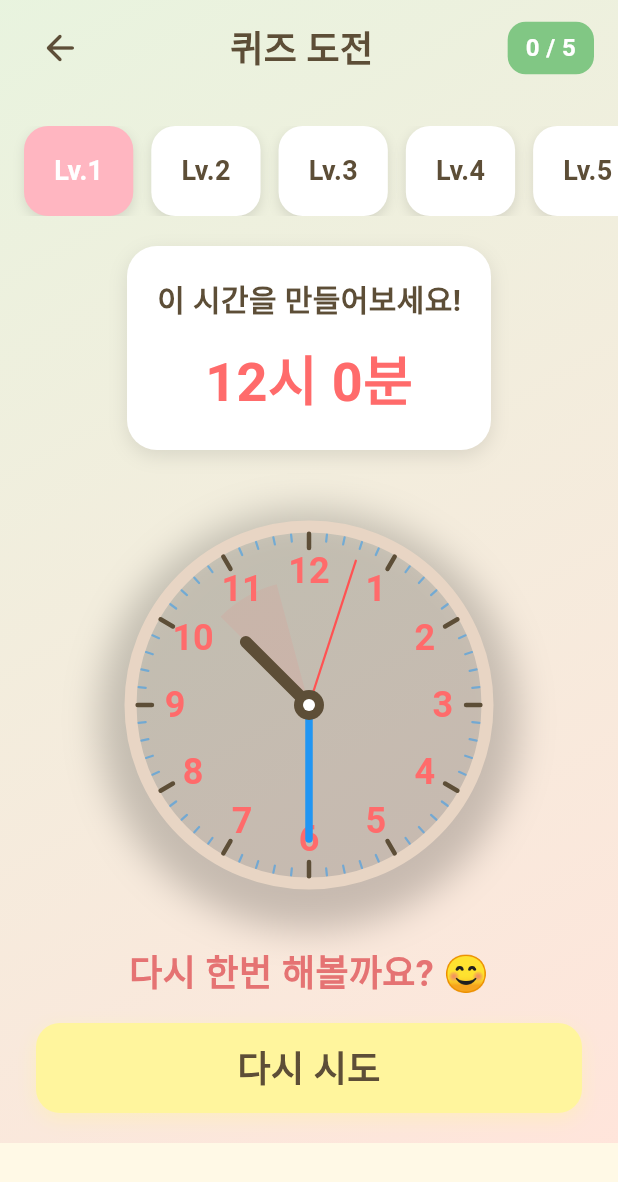
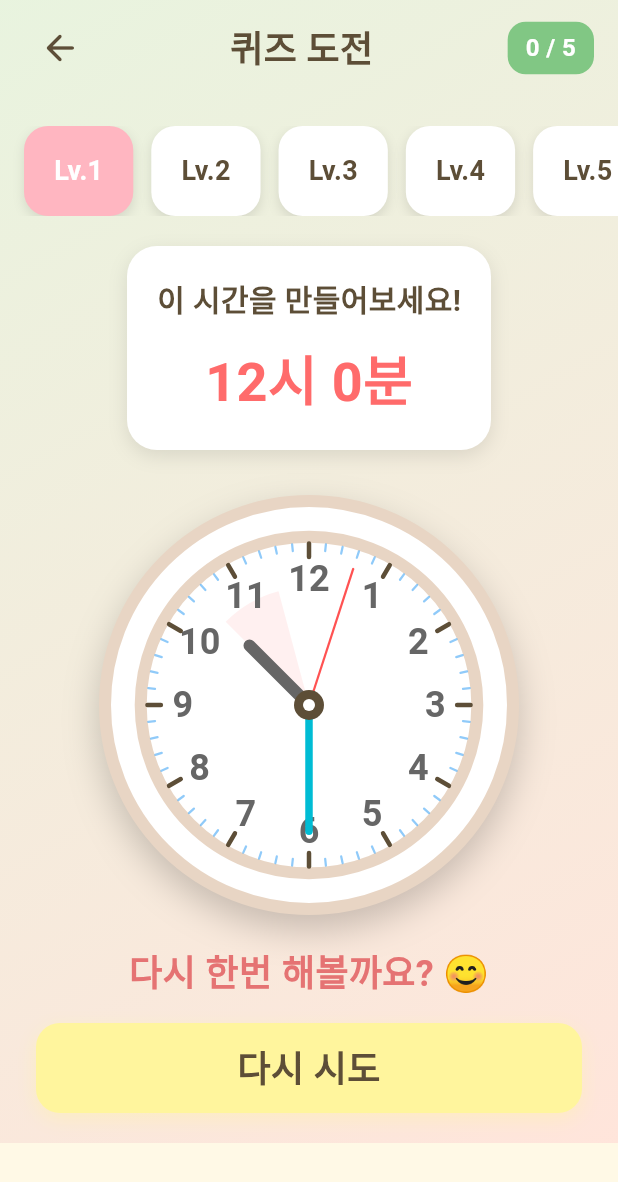
Before and after one commit to phochoco/clock, a Flutter app: the QuizScreen screen opened directly, after a tap on "정답 확인", on a phone screen of 412 x 824 dp. Shown: the top 1182 px of the screen. Run offline on Flutter 3.47's test engine with Material 3 defaults, Android fonts, the phone set to English and light mode, and no system bars; our stand-ins replace audioplayers, flutter_tts, google_mobile_ads, shared_preferences; accounts and stored records are empty; network calls fail; Roboto replaces fonts that are missing (AppleSDGothicNeo).

Commit message:
Feat: Add TTS voice guidance and natural audio feedback

```diff
--- a/lib/screens/quiz_screen.dart
+++ b/lib/screens/quiz_screen.dart
@@ -1,9 +1,13 @@
+import 'package:audioplayers/audioplayers.dart';
 import 'package:flutter/material.dart';
 import 'dart:math' as math;
 import '../models/clock_time.dart';
 import '../models/quiz_level.dart';
 import '../models/reward.dart';
+import '../models/clock_theme.dart';
 import '../services/reward_service.dart';
+import '../services/theme_service.dart';
+import '../services/tts_service.dart';
 import '../utils/colors.dart';
 import '../utils/haptic.dart';
 import '../widgets/analog_clock.dart';
@@ -22,6 +26,7 @@ class _QuizScreenState extends State<QuizScreen> {
 
   QuizLevel _currentLevel = QuizLevel.level1;
   QuizQuestion? _currentQuestion;
+  QuizQuestion? _previousQuestion; // 이전 문제 저장 (중복 방지용)
   ClockTime? _userAnswer;
   bool _showResult = false;
   bool _isCorrect = false;
@@ -34,19 +39,68 @@ class _QuizScreenState extends State<QuizScreen> {
   String _comboMessage = '';
   bool _showCombo = false;
 
+  // 선택된 테마
+  ClockTheme _selectedTheme = ClockThemeList.basic;
+
+  // 오디오 플레이어
+  final AudioPlayer _audioPlayer = AudioPlayer();
+
   @override
   void initState() {
     super.initState();
+    _loadTheme();
+    _initTts();
     _generateQuestion();
   }
 
+  Future<void> _initTts() async {
+    await TtsService.initialize();
+  }
+
+  @override
+  void dispose() {
+    TtsService.stop();
+    _audioPlayer.dispose();
+    super.dispose();
+  }
+
+  Future<void> _loadTheme() async {
+    final theme = await ThemeService.getSelectedTheme();
+    setState(() {
+      _selectedTheme = theme;
+    });
+  }
+
   void _generateQuestion() {
+    QuizQuestion newQuestion;
+    int attempts = 0;
+    const maxAttempts = 10; // 무한 루프 방지
+
+    // 이전 문제와 다른 문제가 나올 때까지 반복
+    do {
+      newQuestion = QuizQuestion.random(_currentLevel);
+      attempts++;
+    } while (
+      _previousQuestion != null &&
+      newQuestion.hour == _previousQuestion!.hour &&
+      newQuestion.minute == _previousQuestion!.minute &&
+      attempts < maxAttempts
+    );
+
     setState(() {
-      _currentQuestion = QuizQuestion.random(_currentLevel);
+      _previousQuestion = _currentQuestion; // 현재 문제를 이전 문제로 저장
+      _currentQuestion = newQuestion;
       _userAnswer = null;
       _showResult = false;
       _isCorrect = false;
       _showCombo = false; // 콤보 메시지 숨기기
+    });
+
+    // 문제 읽어주기 (화면 갱신 후 실행)
+    Future.delayed(Duration(milliseconds: 500), () {
+      if (mounted) {
+        TtsService.speak('${newQuestion.answerText}을 만들어보세요!');
+      }
     });
   }
 
@@ -100,6 +154,9 @@ class _QuizScreenState extends State<QuizScreen> {
       _totalQuestions++;
       if (correct) {
         _score++;
+
+        // 정답 음성 재생 (MP3)
+        _audioPlayer.play(AssetSource('good/good.mp3'));
 
         // 콤보 증가
         _combo++;
@@ -515,6 +572,7 @@ class _QuizScreenState extends State<QuizScreen> {
             },
             showGuideline: true,
             showMinuteNumbers: _currentLevel.index >= 2,
+            theme: _selectedTheme, // 선택된 테마 적용
           ),
         ),
       ],
@@ -560,52 +618,49 @@ class _QuizScreenState extends State<QuizScreen> {
   }
 
   Widget _buildResultArea() {
-    return Column(
-      children: [
-        // 결과 메시지
-        if (_isCorrect)
-          // 정답일 때: 박스 형태
+    return Padding(
+      padding: EdgeInsets.symmetric(horizontal: 24),
+      child: _isCorrect
+          ? // 정답일 때: 메시지와 버튼을 하나의 박스로 통합
           Container(
-            margin: EdgeInsets.symmetric(horizontal: 24),
-            padding: EdgeInsets.all(20),
               decoration: BoxDecoration(
                 color: AppColors.success,
                 borderRadius: BorderRadius.circular(20),
               ),
               child: Column(
                 children: [
-                Row(
+                  // 상단: 정답 메시지 영역 (모두 한 줄로)
+                  Padding(
+                    padding: EdgeInsets.fromLTRB(20, 16, 20, 12),
+                    child: Row(
                       mainAxisAlignment: MainAxisAlignment.center,
                       children: [
                         Icon(
                           Icons.check_circle,
                           color: Colors.white,
-                      size: 32,
+                          size: 22,
                         ),
-                    SizedBox(width: 12),
+                        SizedBox(width: 6),
                         Text(
-                      '정답이에요! 🎉',
+                          '정답이에요!',
                           style: TextStyle(
-                        fontSize: 24,
+                            fontSize: 18,
                             fontWeight: FontWeight.bold,
                             color: Colors.white,
                           ),
                         ),
-                  ],
-                ),
-                SizedBox(height: 12),
-                // 별 획득 표시
+                        SizedBox(width: 6),
                         Text(
                           '⭐ +${_getStarsEarned()}',
                           style: TextStyle(
-                    fontSize: 16,
+                            fontSize: 17,
                             fontWeight: FontWeight.w600,
                             color: Colors.white,
                           ),
                         ),
-                // 콤보 메시지 (간결하게)
+                        // 콤보 메시지도 같은 줄에
                         if (_showCombo) ...[
-                  SizedBox(height: 6),
+                          SizedBox(width: 6),
                           Text(
                             '$_comboMessage',
                             style: TextStyle(
@@ -617,12 +672,55 @@ class _QuizScreenState extends State<QuizScreen> {
                         ],
                       ],
                     ),
+                  ),
+                  // 하단: 다음 버튼
+                  Padding(
+                    padding: EdgeInsets.fromLTRB(16, 0, 16, 16),
+                    child: GestureDetector(
+                      onTap: () {
+                        // 5문제 완료 체크
+                        if (_score >= questionsPerLevel) {
+                          // 레벨 완료!
+                          _showLevelCompleteDialog();
+                        } else {
+                          // 다음 문제
+                          _generateQuestion();
+                        }
+                      },
+                      child: Container(
+                        width: double.infinity,
+                        height: 54,
+                        decoration: BoxDecoration(
+                          color: Colors.white,
+                          borderRadius: BorderRadius.circular(14),
+                          boxShadow: [
+                            BoxShadow(
+                              color: Colors.black.withOpacity(0.15),
+                              blurRadius: 8,
+                              offset: Offset(0, 3),
+                            ),
+                          ],
+                        ),
+                        child: Center(
+                          child: Text(
+                            '다음 문제',
+                            style: TextStyle(
+                              fontSize: 20,
+                              fontWeight: FontWeight.bold,
+                              color: AppColors.success,
+                            ),
+                          ),
+                        ),
+                      ),
+                    ),
+                  ),
+                ],
+              ),
             )
-        else
-          // 오답일 때: 텍스트만
-          Padding(
-            padding: EdgeInsets.symmetric(horizontal: 24),
-            child: Text(
+          : // 오답일 때: 기존 방식 유지
+          Column(
+              children: [
+                Text(
                   '다시 한번 해볼까요? 😊',
                   style: TextStyle(
                     fontSize: 24,
@@ -631,25 +729,9 @@ class _QuizScreenState extends State<QuizScreen> {
                   ),
                   textAlign: TextAlign.center,
                 ),
-          ),
-
                 SizedBox(height: 16),
-
-        // 다음 문제 또는 다시 시도 버튼
-        Padding(
-          padding: EdgeInsets.symmetric(horizontal: 24),
-          child: GestureDetector(
+                GestureDetector(
                   onTap: () {
-              if (_isCorrect) {
-                // 정답일 때: 5문제 완료 체크
-                if (_score >= questionsPerLevel) {
-                  // 레벨 완료!
-                  _showLevelCompleteDialog();
-                } else {
-                  // 다음 문제
-                  _generateQuestion();
-                }
-              } else {
                     // 오답일 때: 다시 시도 (결과만 숨김 + 시계 리셋)
                     setState(() {
                       _showResult = false;
@@ -657,7 +739,6 @@ class _QuizScreenState extends State<QuizScreen> {
                     });
                     // 시계를 초기 위치(12:00)로 리셋
                     _clockKey.currentState?.setTime(ClockTime(hour: 12, minute: 0));
-              }
                   },
                   child: Container(
                     width: double.infinity,
@@ -675,7 +756,7 @@ class _QuizScreenState extends State<QuizScreen> {
                     ),
                     child: Center(
                       child: Text(
-                  _isCorrect ? '다음 문제' : '다시 시도',
+                        '다시 시도',
                         style: TextStyle(
                           fontSize: 24,
                           fontWeight: FontWeight.bold,
@@ -685,8 +766,8 @@ class _QuizScreenState extends State<QuizScreen> {
                     ),
                   ),
                 ),
+              ],
             ),
-      ],
     );
   }
 }
--- /dev/null
+++ b/lib/services/tts_service.dart
@@ -0,0 +1,108 @@
+import 'dart:io';
+import 'package:flutter_tts/flutter_tts.dart';
+
+class TtsService {
+  static final FlutterTts _flutterTts = FlutterTts();
+  static bool _isInitialized = false;
+
+  /// TTS 초기화
+  static Future<void> initialize() async {
+    if (_isInitialized) return;
+
+    // 한국어 설정
+    await _flutterTts.setLanguage("ko-KR");
+
+    // 고품질 보이스 설정 (자연스러운 목소리)
+    await _setNaturalVoice();
+
+    // 속도 및 피치 설정 (어린이에게 적절한 속도)
+    await _flutterTts.setSpeechRate(0.5); // 0.0 ~ 1.0 (0.5가 보통)
+    await _flutterTts.setVolume(1.0);
+    await _flutterTts.setPitch(1.0);
+
+    // iOS 설정: 음소거 모드에서도 소리 나게 설정 (선택사항)
+    await _flutterTts.setIosAudioCategory(
+      IosTextToSpeechAudioCategory.playback,
+      [
+        IosTextToSpeechAudioCategoryOptions.defaultToSpeaker,
+        IosTextToSpeechAudioCategoryOptions.allowBluetooth,
+        IosTextToSpeechAudioCategoryOptions.allowBluetoothA2DP,
+      ],
+    );
+
+    _isInitialized = true;
+  }
+
+  /// 자연스러운 보이스 설정 (iOS: Yuna, Android: 고품질)
+  static Future<void> _setNaturalVoice() async {
+    try {
+      final voices = await _flutterTts.getVoices;
+      if (voices == null || voices.isEmpty) return;
+
+      Map<String, String>? selectedVoice;
+
+      if (Platform.isIOS) {
+        // iOS: Yuna (가장 자연스러운 한국어), 없으면 Sora
+        // List<dynamic>으로 반환되므로 캐스팅 필요
+        try {
+          for (var voice in voices) {
+            Map<String, String> v = Map<String, String>.from(voice);
+            if (v['locale'] == 'ko-KR') {
+              if (v['name']!.contains('Yuna')) {
+                selectedVoice = v;
+                break; // Yuna 찾으면 즉시 중단 (최우선)
+              }
+              if (v['name']!.contains('Sora')) {
+                 // Yuna가 없을 경우를 대비해 Sora를 후보로 둡니다.
+                 // 루프를 계속 돌며 Yuna를 찾습니다.
+                 if (selectedVoice == null || !selectedVoice['name']!.contains('Yuna')) {
+                   selectedVoice = v;
+                 }
+              }
+            }
+          }
+        } catch (e) {
+          print('Error parsing iOS voices: $e');
+        }
+      } else if (Platform.isAndroid) {
+        // Android: ko-kr locale 중 고품질/여성 보이스 선호
+        try {
+          for (var voice in voices) {
+             Map<String, String> v = Map<String, String>.from(voice);
+             if (v['locale'] == 'ko-KR') {
+               // 기본적으로 첫 번째 한국어 보이스 선택
+               selectedVoice ??= v;
+
+               // 특정 고품질 엔진 식별자가 포함된 경우 교체 (예: Google TTS 고품질)
+               if (v['name']!.toLowerCase().contains('daily') || // Samsung Daily 등 자연스러운 톤
+                   v['name']!.toLowerCase().contains('high')) {  // High quality
+                 selectedVoice = v;
+               }
+             }
+          }
+        } catch (e) {
+          print('Error parsing Android voices: $e');
+        }
+      }
+
+      if (selectedVoice != null) {
+        print('Selected Voice: ${selectedVoice['name']}');
+        await _flutterTts.setVoice(selectedVoice);
+      }
+    } catch (e) {
+      print('Error setting natural voice: $e');
+    }
+  }
+
+  /// 텍스트 읽기
+  static Future<void> speak(String text) async {
+    if (!_isInitialized) await initialize();
+    await _flutterTts.stop(); // 기존 음성 중단
+    await _flutterTts.speak(text);
+  }
+
+  /// 읽기 중단
+  static Future<void> stop() async {
+    await _flutterTts.stop();
+  }
+}
--- a/lib/widgets/analog_clock.dart
+++ b/lib/widgets/analog_clock.dart
@@ -234,7 +234,13 @@ class AnalogClockState extends State<AnalogClock> with SingleTickerProviderState
             decoration: BoxDecoration(
               shape: BoxShape.circle,
               gradient: widget.theme?.backgroundGradient,
-              color: widget.theme?.backgroundGradient == null ? widget.theme?.backgroundColor : null,
+              color: widget.theme?.backgroundGradient == null
+                  ? (widget.theme?.backgroundColor ?? Colors.white)
+                  : null,
+              border: Border.all(
+                color: Color(0xFFE8D5C4), // 베이지 테두리
+                width: 8,
+              ),
               boxShadow: [
                 BoxShadow(
                   color: Colors.black.withOpacity(0.2),
--- a/pubspec.yaml
+++ b/pubspec.yaml
@@ -16,7 +16,7 @@ publish_to: 'none' # Remove this line if you wish to publish to pub.dev
 # https://developer.apple.com/library/archive/documentation/General/Reference/InfoPlistKeyReference/Articles/CoreFoundationKeys.html
 # In Windows, build-name is used as the major, minor, and patch parts
 # of the product and file versions while build-number is used as the build suffix.
-version: 1.0.0+8
+version: 1.0.0+9
 
 environment:
   sdk: ^3.10.4
@@ -50,6 +50,7 @@ dependencies:
 
   # SVG support for icons
   flutter_svg: ^2.0.9
+  flutter_tts: ^4.2.5
 
 dev_dependencies:
   flutter_test:
@@ -74,7 +75,8 @@ flutter:
   uses-material-design: true
 
   # To add assets to your application, add an assets section, like this:
-  # assets:
+  assets:
+    - assets/good/
   #   - images/a_dot_burr.jpeg
   #   - images/a_dot_ham.jpeg
 
```
Also changed, not shown: lib/main.dart (+8 -10 lines), lib/screens/game_mode_screen.dart (+7 -3 lines), lib/screens/lobby_screen.dart (+18 -8 lines), lib/screens/reward_screen.dart (+11 -0 lines), lib/services/ad_service.dart (+48 -5 lines), app_icon.png (added), pubspec.lock, 24 other files. Lines whose indentation alone changed are shown as unchanged.
